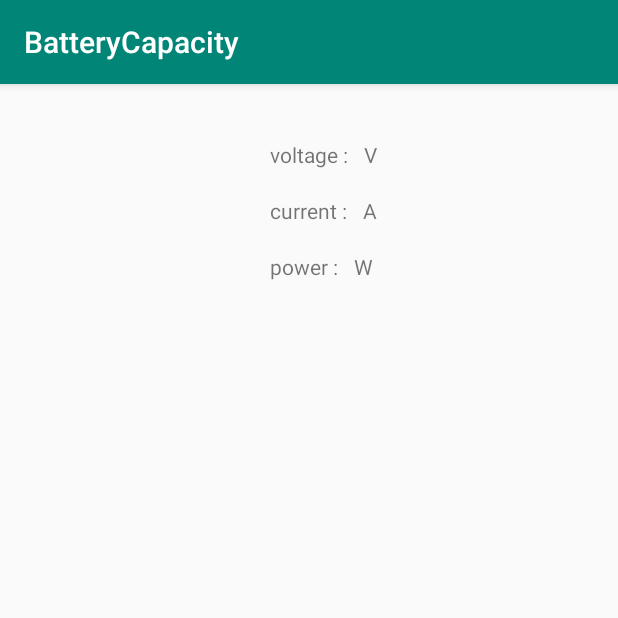
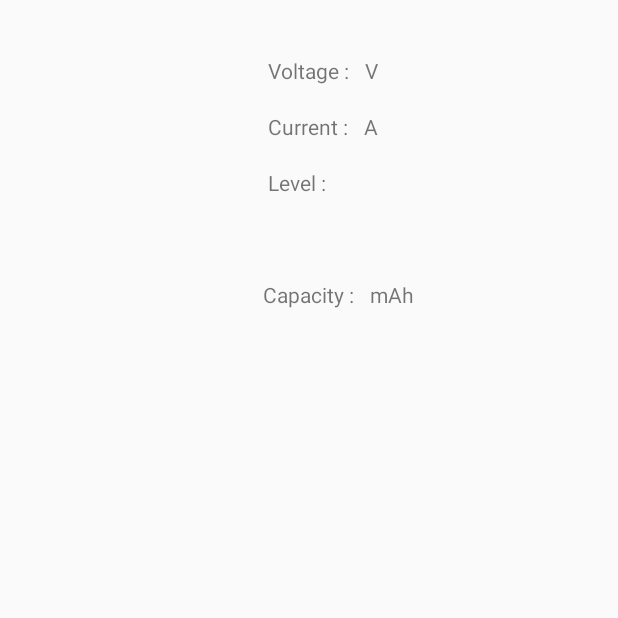
Before and after one commit to Andrewisnew/BatteryCapacity, an Android app: the screen it shows after launch (MainActivity), on a phone screen of 412 x 824 dp, the top half of it. Run offline under Robolectric (Android 15) with nearby library versions, the light colour scheme and no system bars.

Commit message:
added capacity calculation

```diff
--- /dev/null
+++ b/app/src/main/java/com/hfad/batterycapacity/BatteryCapacityDBHelper.java
@@ -0,0 +1,38 @@
+package com.hfad.batterycapacity;
+
+import android.content.ContentValues;
+import android.content.Context;
+import android.database.sqlite.SQLiteDatabase;
+import android.database.sqlite.SQLiteOpenHelper;
+
+public class BatteryCapacityDBHelper extends SQLiteOpenHelper {
+    private static final String DB_NAME = "battery_capacity";
+    private static final int DB_VERSION = 1;
+    BatteryCapacityDBHelper(Context context){
+        super(context, DB_NAME, null, DB_VERSION);
+    }
+    @Override
+    public void onCreate(SQLiteDatabase db){
+        updateDatabase(db, 0, DB_VERSION);
+    }
+    @Override
+    public void onUpgrade(SQLiteDatabase db, int oldVersion, int newVersion) {
+        updateDatabase(db, oldVersion, newVersion);
+    }
+
+    private void updateDatabase(SQLiteDatabase db, int oldVersion, int newVersion) {
+        if (oldVersion < 1) {
+            db.execSQL("CREATE TABLE STATE (_id INTEGER PRIMARY KEY AUTOINCREMENT, "
+                    + "VOLTAGE REAL, "
+                    + "CURRENT REAL, "
+                    + "LEVEL INTEGER);");
+        }
+    }
+    public static void insert(SQLiteDatabase db, double voltage, double current, int level) {
+        ContentValues stateValues = new ContentValues();
+        stateValues.put("VOLTAGE", voltage);
+        stateValues.put("CURRENT", current);
+        stateValues.put("LEVEL", level);
+        db.insert("STATE", null, stateValues);
+    }
+}
--- a/app/src/main/java/com/hfad/batterycapacity/MainActivity.java
+++ b/app/src/main/java/com/hfad/batterycapacity/MainActivity.java
@@ -5,63 +5,128 @@ import android.content.BroadcastReceiver;
 import android.content.Context;
 import android.content.Intent;
 import android.content.IntentFilter;
-import android.os.BatteryManager;
-import android.support.v7.app.AppCompatActivity;
+import android.database.Cursor;
+import android.database.sqlite.SQLiteDatabase;
+import android.database.sqlite.SQLiteException;
 import android.os.Bundle;
+import android.app.Activity;
+import android.util.Log;
+import android.view.Gravity;
+import android.widget.GridLayout;
 import android.widget.TextView;
-import java.io.IOException;
-import java.io.RandomAccessFile;
+import android.widget.Toast;
 
 
-public class MainActivity extends AppCompatActivity {
+public class MainActivity extends Activity {
+
+    public static final String ADD_STATE = "ADD_STATE";
+    public static final String CAPACITY = "capacity";
+    private int historyRecords;
+
+    private SQLiteDatabase db;
+    private int startLevel;
+    private int curLevel;
+    private static final int NUM_OF_METERINGS_PER_HOUR = 3600 / MainIntentService.PERIOD;
+    private static final double NOMINAL_VOLTAGE = 3.8;
 
     @Override
     protected void onCreate(Bundle savedInstanceState) {
         super.onCreate(savedInstanceState);
         setContentView(R.layout.activity_main);
+        try {
+            db = new BatteryCapacityDBHelper(this).getReadableDatabase();
+        } catch (SQLiteException e) {
+            Log.d("SQLiteException", e.getMessage());
+            Toast toast = Toast.makeText(this, "Database unavailable", Toast.LENGTH_SHORT);
+            toast.show();
+        }
+
+        addMeteringHistory();
+
         final TextView voltageValView = findViewById(R.id.voltage_value);
         final TextView currentValView = findViewById(R.id.current_value);
-        final TextView powerValView = findViewById(R.id.power_value);
+        final TextView levelValView = findViewById(R.id.level_value);
+        final TextView capacityValView = findViewById(R.id.capacity_value);
 
-        BroadcastReceiver batteryReceiver = new BroadcastReceiver() {
+        BroadcastReceiver br = new BroadcastReceiver() {
+            @SuppressLint("DefaultLocale")
+            public void onReceive(Context context, Intent intent) {
+                Cursor cursor = db.query("STATE",
+                        new String[]{"VOLTAGE", "CURRENT", "LEVEL"},
+                        null, null, null, null, null);
+                if (cursor.moveToLast()) {
+                    curLevel = cursor.getInt(2);
+                    voltageValView
+                            .setText(String.format("%.2f", cursor.getDouble(0)));
+                    currentValView
+                            .setText(String.format("%.2f", cursor.getDouble(1)));
+                    levelValView.setText(String.valueOf(curLevel));
 
-            @Override
-            public void onReceive(Context context, Intent intent) {
+                    GridLayout gridLayout = findViewById(R.id.metering_history);
+                    addToHistory(cursor, gridLayout);
 
-                double currentVoltage = intent.getIntExtra(BatteryManager.EXTRA_VOLTAGE, 0) / 1000.0;
-                @SuppressLint("DefaultLocale")
-                String currentVoltageStr = String.format("%.3f", currentVoltage);
-                voltageValView.setText(currentVoltageStr);
+                    if (cursor.moveToFirst()) {
+                        int capacity;
+                        double sumOfPowers = 0;
+                        startLevel = cursor.getInt(2);
+                        do {
+                            sumOfPowers += cursor.getDouble(0) * cursor.getDouble(1);
+                        } while (cursor.moveToNext());
 
-                double currentCurrent = 0;
-                if (android.os.Build.VERSION.SDK_INT >= android.os.Build.VERSION_CODES.LOLLIPOP) {
-                    BatteryManager mBatteryManager = (BatteryManager)
-                            getSystemService(BATTERY_SERVICE);
-                    currentCurrent = mBatteryManager.getIntProperty(BatteryManager.BATTERY_PROPERTY_CURRENT_NOW) / 1000.0;
-                } else {
-                    try {
-                        RandomAccessFile reader = new RandomAccessFile("/sys/class/power_supply/battery/current_now", "r");
-                        String currentStr = reader.readLine();
-                        currentCurrent = Integer.parseInt(currentStr) / 1_000_000.0;
-                        reader.close();
-                    } catch (IOException e) {
-                        e.printStackTrace();
+                        if (startLevel != curLevel) {
+                            capacity = (int) (sumOfPowers / (NOMINAL_VOLTAGE * NUM_OF_METERINGS_PER_HOUR)
+                                                                * 100 / (curLevel - startLevel) * 1000);
+                            capacityValView.setText(String.valueOf(capacity));
+                        } else {
+                            capacityValView.setText("-");
+                        }
                     }
                 }
-
-
-                @SuppressLint("DefaultLocale")
-                String currentCurrentStr = String.format("%.3f", currentCurrent);
-                currentValView.setText(currentCurrentStr);
-
-                @SuppressLint("DefaultLocale")
-                String currentPowerStr = String.format("%.3f" ,currentVoltage * currentCurrent);
-                powerValView.setText(currentPowerStr);
-
+                cursor.close();
             }
         };
-        IntentFilter filter = new IntentFilter(Intent.ACTION_BATTERY_CHANGED);
-        registerReceiver(batteryReceiver, filter);
+        registerReceiver(br, new IntentFilter(ADD_STATE));
+        Intent intent = new Intent(this, MainIntentService.class);
+        startService(intent);
+    }
 
+    @SuppressLint("DefaultLocale")
+    private void addToHistory(Cursor cursor, GridLayout gridLayout) {
+        for (int i = 0; i < 3; i++) {
+            TextView textView = new TextView(this);
+            textView.setPadding(5, 0, 5, 0);
+            textView.setGravity(Gravity.CENTER);
+            textView.setText(i < 2 ? String.format("%.2f",
+                    cursor.getDouble(i)) : String.valueOf(cursor.getInt(i)));
+            GridLayout.LayoutParams layoutParams = new GridLayout.LayoutParams(
+                    GridLayout.spec(i),
+                    GridLayout.spec(historyRecords)
+            );
+            gridLayout.addView(textView, layoutParams);
+        }
+        historyRecords++;
     }
+
+    @Override
+    protected void onDestroy() {
+        super.onDestroy();
+        if (db != null) {
+            db.close();
+        }
+    }
+
+    @SuppressLint("DefaultLocale")
+    private void addMeteringHistory() {
+        Cursor cursor = db.query("STATE",
+                new String[]{"VOLTAGE", "CURRENT", "LEVEL"},
+                null, null, null, null, "_id DESC", "100");
+        GridLayout gridLayout = findViewById(R.id.metering_history);
+        if (cursor.moveToLast()) {
+            while (cursor.moveToPrevious()) {
+                addToHistory(cursor, gridLayout);
+            }
+        }
+        cursor.close();
+    }
+
 }
--- a/app/src/main/res/layout/activity_main.xml
+++ b/app/src/main/res/layout/activity_main.xml
@@ -58,28 +58,61 @@
         android:text="@string/current_derived_unit" />
 
     <TextView
-        android:id="@+id/power_label"
+        android:id="@+id/level_label"
         android:layout_width="wrap_content"
         android:layout_height="wrap_content"
         android:layout_alignStart="@+id/current_label"
         android:layout_below="@+id/current_label"
         android:layout_marginTop="18dp"
-        android:text="@string/power_label" />
+        android:text="@string/level_label" />
 
     <TextView
-        android:id="@+id/power_value"
+        android:id="@+id/level_value"
         android:layout_width="wrap_content"
         android:layout_height="wrap_content"
-        android:layout_alignTop="@+id/power_label"
-        android:layout_toEndOf="@id/power_label"
+        android:layout_alignTop="@+id/level_label"
+        android:layout_toEndOf="@id/level_label"
+        android:layout_marginStart="5dp" />
+
+    <HorizontalScrollView
+        android:id="@+id/history_scroll"
+        android:layout_width="match_parent"
+        android:layout_height="wrap_content"
+        android:layout_below="@id/level_label"
+        android:layout_marginTop="18dp">
+
+        <GridLayout
+            android:id="@+id/metering_history"
+            android:layout_width="wrap_content"
+            android:layout_height="wrap_content"
+
+            android:rowCount="3" />
+    </HorizontalScrollView>
+
+    <TextView
+        android:id="@+id/capacity_label"
+        android:layout_width="wrap_content"
+        android:layout_height="wrap_content"
+        android:layout_below="@+id/history_scroll"
+        android:layout_centerHorizontal="true"
+        android:layout_marginTop="37dp"
+        android:text="@string/capacity_label" />
+
+    <TextView
+        android:id="@+id/capacity_value"
+        android:layout_width="wrap_content"
+        android:layout_height="wrap_content"
+        android:layout_alignTop="@+id/capacity_label"
+        android:layout_toEndOf="@id/capacity_label"
         android:layout_marginStart="5dp" />
 
     <TextView
-        android:id="@+id/power_derived_unit"
+        android:id="@+id/capacity_derived_unit"
         android:layout_width="wrap_content"
         android:layout_height="wrap_content"
-        android:layout_alignTop="@+id/power_value"
-        android:layout_toEndOf="@id/power_value"
+        android:layout_alignTop="@+id/capacity_value"
+        android:layout_toEndOf="@id/capacity_value"
         android:layout_marginStart="5dp"
-        android:text="@string/power_derived_unit" />
+        android:text="@string/capacity_derived_unit" />
+
 </RelativeLayout>
--- a/app/src/main/res/values/strings.xml
+++ b/app/src/main/res/values/strings.xml
@@ -1,9 +1,10 @@
 <resources>
     <string name="app_name">BatteryCapacity</string>
-    <string name="voltage_label">voltage :</string>
-    <string name="current_label">current :</string>
-    <string name="power_label">power :</string>
+    <string name="voltage_label">Voltage :</string>
+    <string name="current_label">Current :</string>
+    <string name="level_label">Level :</string>
+    <string name="capacity_label">Capacity :</string>
     <string name="voltage_derived_unit">V</string>
     <string name="current_derived_unit">A</string>
-    <string name="power_derived_unit">W</string>
+    <string name="capacity_derived_unit">mAh</string>
 </resources>
```
Also changed, not shown: app/src/main/AndroidManifest.xml (+17 -3 lines), app/src/main/java/com/hfad/batterycapacity/AutorunBroadcastReceiver.java (added, +13 -0 lines), app/src/main/java/com/hfad/batterycapacity/MainIntentService.java (added, +123 -0 lines).
